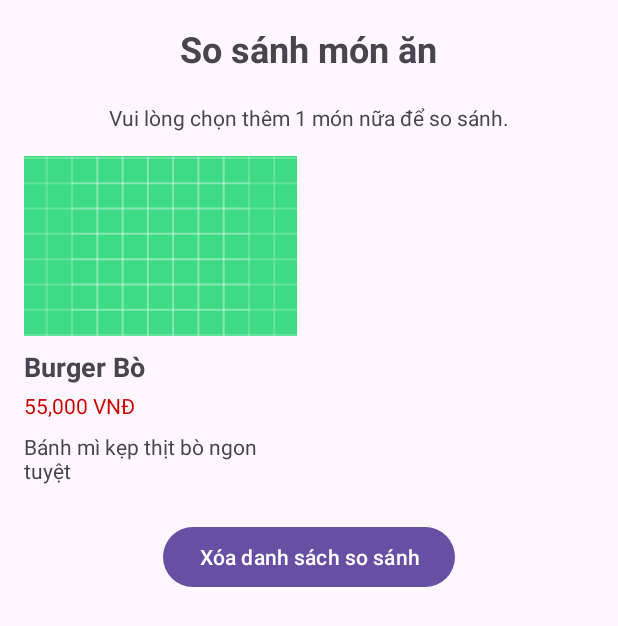
After one commit to TMH1602/CNPMNC2025_Nhom7, an Android app: the fragment ComparisonFragment placed in its activity, on a phone screen of 412 x 824 dp. The commit adds this screen. Shown: the top 626 px of the screen. Run offline under Robolectric (Android 15) with nearby library versions, the phone set to English and light mode, and no system bars; pictures from the network do not load.

Commit message:
bo sung chuc nang so sanh mon an

```diff
--- /dev/null
+++ b/app/src/main/java/com/example/cnpmnc_appfood/ComparisonFragment.java
@@ -0,0 +1,131 @@
+package com.example.cnpmnc_appfood;
+
+import android.os.Bundle;
+import android.view.LayoutInflater;
+import android.view.View;
+import android.view.ViewGroup;
+import android.widget.Button;
+import android.widget.ImageView;
+import android.widget.LinearLayout;
+import android.widget.TextView;
+import android.widget.Toast;
+
+import androidx.annotation.NonNull;
+import androidx.annotation.Nullable;
+import androidx.fragment.app.Fragment;
+
+import com.bumptech.glide.Glide;
+
+import java.util.List;
+
+public class ComparisonFragment extends Fragment {
+
+    // Views cho món 1
+    private ImageView ivDish1Image;
+    private TextView tvDish1Name, tvDish1Price, tvDish1Description;
+
+    // Views cho món 2
+    private ImageView ivDish2Image;
+    private TextView tvDish2Name, tvDish2Price, tvDish2Description;
+
+    private TextView tvNotEnoughItems;
+    private LinearLayout comparisonContent;
+    private Button btnClearComparison;
+
+
+    public ComparisonFragment() {
+        // Required empty public constructor
+    }
+
+    @Nullable
+    @Override
+    public View onCreateView(@NonNull LayoutInflater inflater, @Nullable ViewGroup container, @Nullable Bundle savedInstanceState) {
+        View view = inflater.inflate(R.layout.fragment_comparison, container, false);
+
+        // Ánh xạ các views chung
+        tvNotEnoughItems = view.findViewById(R.id.tvNotEnoughItems);
+        comparisonContent = view.findViewById(R.id.comparisonContent);
+        btnClearComparison = view.findViewById(R.id.btnClearComparison);
+
+        // Ánh xạ views món 1
+        ivDish1Image = view.findViewById(R.id.ivDish1Image);
+        tvDish1Name = view.findViewById(R.id.tvDish1Name);
+        tvDish1Price = view.findViewById(R.id.tvDish1Price);
+        tvDish1Description = view.findViewById(R.id.tvDish1Description);
+
+        // Ánh xạ views món 2
+        ivDish2Image = view.findViewById(R.id.ivDish2Image);
+        tvDish2Name = view.findViewById(R.id.tvDish2Name);
+        tvDish2Price = view.findViewById(R.id.tvDish2Price);
+        tvDish2Description = view.findViewById(R.id.tvDish2Description);
+
+        // KHÔNG gọi loadComparisonData() ở đây nữa
+
+        btnClearComparison.setOnClickListener(v -> {
+            ComparisonManager.clearComparison();
+            Toast.makeText(getContext(), "Đã xóa danh sách so sánh.", Toast.LENGTH_SHORT).show();
+            // Quay về màn hình trước đó
+            requireActivity().getSupportFragmentManager().popBackStack();
+        });
+
+        return view;
+    }
+
+    // THAY ĐỔI 1: Di chuyển logic vào onViewCreated
+    // Phương thức này được gọi ngay sau khi onCreateView hoàn tất.
+    // Đây là nơi an toàn để thao tác với các view.
+    @Override
+    public void onViewCreated(@NonNull View view, @Nullable Bundle savedInstanceState) {
+        super.onViewCreated(view, savedInstanceState);
+        loadComparisonData(); // Gọi hàm xử lý logic ở đây
+    }
+
+
+    private void loadComparisonData() {
+        List<Dish> comparisonList = ComparisonManager.getComparisonList();
+
+        // THAY ĐỔI 2: Sử dụng getView() để tham chiếu đến view gốc của Fragment
+        View fragmentView = getView();
+        if (fragmentView == null) return; // Luôn kiểm tra null để đảm bảo an toàn
+
+        if (comparisonList.size() < 2) {
+            tvNotEnoughItems.setVisibility(View.VISIBLE);
+            comparisonContent.setVisibility(View.GONE);
+            if (comparisonList.size() == 1) {
+                tvNotEnoughItems.setText("Vui lòng chọn thêm 1 món nữa để so sánh.");
+                comparisonContent.setVisibility(View.VISIBLE);
+                // Sửa ở đây: dùng fragmentView thay cho 'view'
+                fragmentView.findViewById(R.id.dish2Layout).setVisibility(View.INVISIBLE);
+                populateDishData(comparisonList.get(0), ivDish1Image, tvDish1Name, tvDish1Price, tvDish1Description);
+            }
+        } else {
+            tvNotEnoughItems.setVisibility(View.GONE);
+            comparisonContent.setVisibility(View.VISIBLE);
+            // Sửa ở đây: dùng fragmentView thay cho 'view'
+            fragmentView.findViewById(R.id.dish2Layout).setVisibility(View.VISIBLE);
+
+            Dish dish1 = comparisonList.get(0);
+            Dish dish2 = comparisonList.get(1);
+
+            populateDishData(dish1, ivDish1Image, tvDish1Name, tvDish1Price, tvDish1Description);
+            populateDishData(dish2, ivDish2Image, tvDish2Name, tvDish2Price, tvDish2Description);
+
+            if (dish1.getPrice() < dish2.getPrice()) {
+                tvDish1Price.setBackgroundColor(getResources().getColor(android.R.color.holo_green_light));
+            } else if (dish2.getPrice() < dish1.getPrice()) {
+                tvDish2Price.setBackgroundColor(getResources().getColor(android.R.color.holo_green_light));
+            }
+        }
+    }
+
+    private void populateDishData(Dish dish, ImageView image, TextView name, TextView price, TextView description) {
+        name.setText(dish.getName());
+        price.setText(String.format("%,.0f VNĐ", dish.getPrice()));
+        description.setText(dish.getDescription());
+
+        Glide.with(this)
+                .load(dish.getImageUrl())
+                .placeholder(R.drawable.ic_launcher_background)
+                .into(image);
+    }
+}
--- /dev/null
+++ b/app/src/main/java/com/example/cnpmnc_appfood/ComparisonManager.java
@@ -0,0 +1,42 @@
+package com.example.cnpmnc_appfood;
+
+import java.util.ArrayList;
+import java.util.List;
+
+public class ComparisonManager {
+    // Giới hạn so sánh 2 món ăn
+    private static final int MAX_COMPARE_ITEMS = 2;
+    private static List<Dish> comparisonList = new ArrayList<>();
+
+    // Thêm món ăn vào danh sách so sánh
+    // Trả về true nếu thêm thành công, false nếu danh sách đã đầy
+    public static boolean addToCompare(Dish dish) {
+        // Kiểm tra xem món ăn đã có trong danh sách chưa
+        for (Dish d : comparisonList) {
+            if (d.getId() == dish.getId()) {
+                return true; // Đã có sẵn, không cần thêm lại
+            }
+        }
+
+        if (comparisonList.size() < MAX_COMPARE_ITEMS) {
+            comparisonList.add(dish);
+            return true;
+        }
+        return false; // Danh sách đã đầy
+    }
+
+    // Lấy danh sách món ăn đang so sánh
+    public static List<Dish> getComparisonList() {
+        return comparisonList;
+    }
+
+    // Xóa toàn bộ danh sách so sánh
+    public static void clearComparison() {
+        comparisonList.clear();
+    }
+
+    // Lấy số lượng món trong danh sách
+    public static int getComparisonListSize() {
+        return comparisonList.size();
+    }
+}
--- a/app/src/main/java/com/example/cnpmnc_appfood/FoodDetailsFragment.java
+++ b/app/src/main/java/com/example/cnpmnc_appfood/FoodDetailsFragment.java
@@ -18,7 +18,7 @@ public class FoodDetailsFragment extends Fragment {
 
     private TextView tvFoodName, tvFoodPrice, tvFoodDescription;
     private ImageView ivFoodImage;
-    private Button btnAddToCart, btnViewCart;
+    private Button btnAddToCart, btnViewCart, btnAddToCompare, btnViewComparison; // Thêm 2 nút mới
 
     public FoodDetailsFragment() {
         // Required empty public constructor
@@ -43,6 +43,12 @@ public class FoodDetailsFragment extends Fragment {
         ivFoodImage = view.findViewById(R.id.ivFoodImage);
         btnAddToCart = view.findViewById(R.id.btnAddToCart);
         btnViewCart = view.findViewById(R.id.btnViewCart);
+        btnAddToCompare = view.findViewById(R.id.btnAddToCompare); // Ánh xạ nút mới
+        btnViewComparison = view.findViewById(R.id.btnViewComparison); // Ánh xạ nút mới
+
+        // Cập nhật trạng thái nút xem so sánh
+        updateCompareButtonVisibility();
+
 
         btnViewCart.setOnClickListener(v -> {
             CartFragment cartFragment = new CartFragment();
@@ -70,8 +76,33 @@ public class FoodDetailsFragment extends Fragment {
                 CartManager.addToCart(dish);
                 Toast.makeText(getContext(), "Đã thêm vào giỏ!", Toast.LENGTH_SHORT).show();
             });
+            // XỬ LÝ SỰ KIỆN CHO NÚT MỚI
+            btnAddToCompare.setOnClickListener(v -> {
+                boolean success = ComparisonManager.addToCompare(dish);
+                if (success) {
+                    Toast.makeText(getContext(), "Đã thêm '" + dish.getName() + "' vào danh sách so sánh!", Toast.LENGTH_SHORT).show();
+                } else {
+                    Toast.makeText(getContext(), "Danh sách so sánh đã đầy (Tối đa 2 món).", Toast.LENGTH_LONG).show();
+                }
+                updateCompareButtonVisibility();
+            });
+            btnViewComparison.setOnClickListener(v -> {
+                ComparisonFragment comparisonFragment = new ComparisonFragment();
+                requireActivity().getSupportFragmentManager().beginTransaction()
+                        .replace(R.id.fragment_container, comparisonFragment)
+                        .addToBackStack(null)
+                        .commit();
+            });
         }
 
         return view;
     }
+    // Hàm kiểm tra và cập nhật trạng thái hiển thị của nút "Xem so sánh"
+    private void updateCompareButtonVisibility() {
+        if (ComparisonManager.getComparisonListSize() > 0) {
+            btnViewComparison.setVisibility(View.VISIBLE);
+        } else {
+            btnViewComparison.setVisibility(View.GONE);
+        }
+    }
 }
--- /dev/null
+++ b/app/src/main/res/layout/fragment_comparison.xml
@@ -0,0 +1,122 @@
+<?xml version="1.0" encoding="utf-8"?>
+<ScrollView xmlns:android="http://schemas.android.com/apk/res/android"
+    android:layout_width="match_parent"
+    android:layout_height="match_parent"
+    android:padding="16dp">
+
+    <LinearLayout
+        android:layout_width="match_parent"
+        android:layout_height="wrap_content"
+        android:orientation="vertical">
+
+        <TextView
+            android:id="@+id/tvComparisonTitle"
+            android:layout_width="wrap_content"
+            android:layout_height="wrap_content"
+            android:text="So sánh món ăn"
+            android:textSize="24sp"
+            android:textStyle="bold"
+            android:layout_gravity="center_horizontal" />
+
+        <TextView
+            android:id="@+id/tvNotEnoughItems"
+            android:layout_width="wrap_content"
+            android:layout_height="wrap_content"
+            android:text="Vui lòng chọn ít nhất 2 món ăn để so sánh."
+            android:visibility="gone"
+            android:layout_gravity="center_horizontal"
+            android:layout_marginTop="20dp"/>
+
+        <LinearLayout
+            android:id="@+id/comparisonContent"
+            android:layout_width="match_parent"
+            android:layout_height="wrap_content"
+            android:orientation="horizontal"
+            android:layout_marginTop="16dp"
+            android:baselineAligned="false">
+
+            <LinearLayout
+                android:id="@+id/dish1Layout"
+                android:layout_width="0dp"
+                android:layout_height="wrap_content"
+                android:layout_weight="1"
+                android:orientation="vertical"
+                android:paddingEnd="8dp">
+
+                <ImageView
+                    android:id="@+id/ivDish1Image"
+                    android:layout_width="match_parent"
+                    android:layout_height="120dp"
+                    android:scaleType="centerCrop"
+                    android:contentDescription="Ảnh món 1"/>
+
+                <TextView
+                    android:id="@+id/tvDish1Name"
+                    android:layout_width="wrap_content"
+                    android:layout_height="wrap_content"
+                    android:layout_marginTop="8dp"
+                    android:textStyle="bold"
+                    android:textSize="18sp"/>
+
+                <TextView
+                    android:id="@+id/tvDish1Price"
+                    android:layout_width="wrap_content"
+                    android:layout_height="wrap_content"
+                    android:layout_marginTop="4dp"
+                    android:textColor="@android:color/holo_red_dark"/>
+
+                <TextView
+                    android:id="@+id/tvDish1Description"
+                    android:layout_width="wrap_content"
+                    android:layout_height="wrap_content"
+                    android:layout_marginTop="8dp"/>
+            </LinearLayout>
+
+            <LinearLayout
+                android:id="@+id/dish2Layout"
+                android:layout_width="0dp"
+                android:layout_height="wrap_content"
+                android:layout_weight="1"
+                android:orientation="vertical"
+                android:paddingStart="8dp">
+
+                <ImageView
+                    android:id="@+id/ivDish2Image"
+                    android:layout_width="match_parent"
+                    android:layout_height="120dp"
+                    android:scaleType="centerCrop"
+                    android:contentDescription="Ảnh món 2"/>
+
+                <TextView
+                    android:id="@+id/tvDish2Name"
+                    android:layout_width="wrap_content"
+                    android:layout_height="wrap_content"
+                    android:layout_marginTop="8dp"
+                    android:textStyle="bold"
+                    android:textSize="18sp"/>
+
+                <TextView
+                    android:id="@+id/tvDish2Price"
+                    android:layout_width="wrap_content"
+                    android:layout_height="wrap_content"
+                    android:layout_marginTop="4dp"
+                    android:textColor="@android:color/holo_red_dark"/>
+
+                <TextView
+                    android:id="@+id/tvDish2Description"
+                    android:layout_width="wrap_content"
+                    android:layout_height="wrap_content"
+                    android:layout_marginTop="8dp"/>
+            </LinearLayout>
+        </LinearLayout>
+
+        <Button
+            android:id="@+id/btnClearComparison"
+            android:layout_width="wrap_content"
+            android:layout_height="wrap_content"
+            android:text="Xóa danh sách so sánh"
+            android:layout_gravity="center_horizontal"
+            android:layout_marginTop="24dp"/>
+
+    </LinearLayout>
+</ScrollView>
--- a/app/src/main/res/layout/fragment_food_details.xml
+++ b/app/src/main/res/layout/fragment_food_details.xml
@@ -52,5 +52,19 @@
             android:layout_height="wrap_content"
             android:layout_marginTop="8dp"
             android:text="Xem giỏ hàng" />
+        <Button
+            android:id="@+id/btnAddToCompare"
+            android:layout_width="wrap_content"
+            android:layout_height="wrap_content"
+            android:text="Thêm vào so sánh"
+            android:layout_marginTop="8dp"
+            />
+        <Button
+            android:id="@+id/btnViewComparison"
+            android:layout_width="wrap_content"
+            android:layout_height="wrap_content"
+            android:text="Xem so sánh"
+            android:layout_marginTop="8dp"
+            android:visibility="gone"  />
     </LinearLayout>
 </ScrollView>
--- a/app/src/main/res/values/strings.xml
+++ b/app/src/main/res/values/strings.xml
@@ -2,4 +2,5 @@
     <string name="app_name">CNPMNC_AppFood</string>
     <!-- TODO: Remove or change this placeholder text -->
     <string name="hello_blank_fragment">Hello blank fragment</string>
+
 </resources>
```
